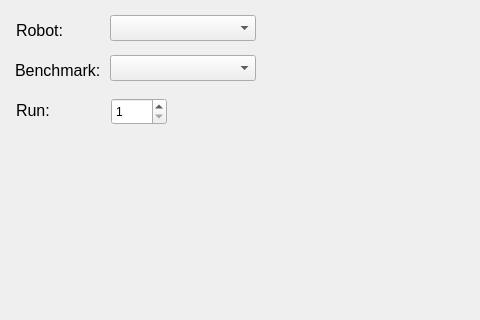
The window that gui/benchmark_gui/src/benchmark_gui/benchmark_gui.ui (madrob-beast/eurobench_benchmarking_software) describes before a commit, drawn with Qt 5; both pictures show x 0 to 480 and y 0 to 320 of the 1280 by 720 pixel window.
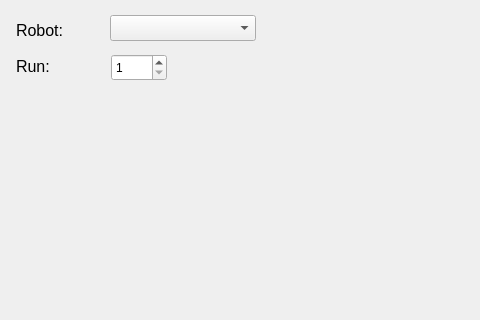
The same window after the commit.

```diff
--- a/gui/benchmark_gui/src/benchmark_gui/benchmark_gui.ui
+++ b/gui/benchmark_gui/src/benchmark_gui/benchmark_gui.ui
@@ -31,21 +31,6 @@
     </font>
    </property>
   </widget>
-  <widget class="QComboBox" name="benchmark_combo">
-   <property name="geometry">
-    <rect>
-     <x>110</x>
-     <y>55</y>
-     <width>146</width>
-     <height>26</height>
-    </rect>
-   </property>
-   <property name="font">
-    <font>
-     <pointsize>12</pointsize>
-    </font>
-   </property>
-  </widget>
   <widget class="QLabel" name="robot_label">
    <property name="geometry">
     <rect>
@@ -64,24 +49,6 @@
     <string>Robot:</string>
    </property>
   </widget>
-  <widget class="QLabel" name="benchmark_label">
-   <property name="geometry">
-    <rect>
-     <x>15</x>
-     <y>60</y>
-     <width>96</width>
-     <height>21</height>
-    </rect>
-   </property>
-   <property name="font">
-    <font>
-     <pointsize>12</pointsize>
-    </font>
-   </property>
-   <property name="text">
-    <string>Benchmark:</string>
-   </property>
-  </widget>
   <widget class="QLabel" name="robot_name_label">
    <property name="geometry">
     <rect>
@@ -279,7 +246,7 @@
    <property name="geometry">
     <rect>
      <x>16</x>
-     <y>100</y>
+     <y>56</y>
      <width>81</width>
      <height>21</height>
     </rect>
@@ -297,7 +264,7 @@
    <property name="geometry">
     <rect>
      <x>111</x>
-     <y>98</y>
+     <y>54</y>
      <width>56</width>
      <height>27</height>
     </rect>
```
Left out of the diff: 2 changed lines with no effect on the pictures.
